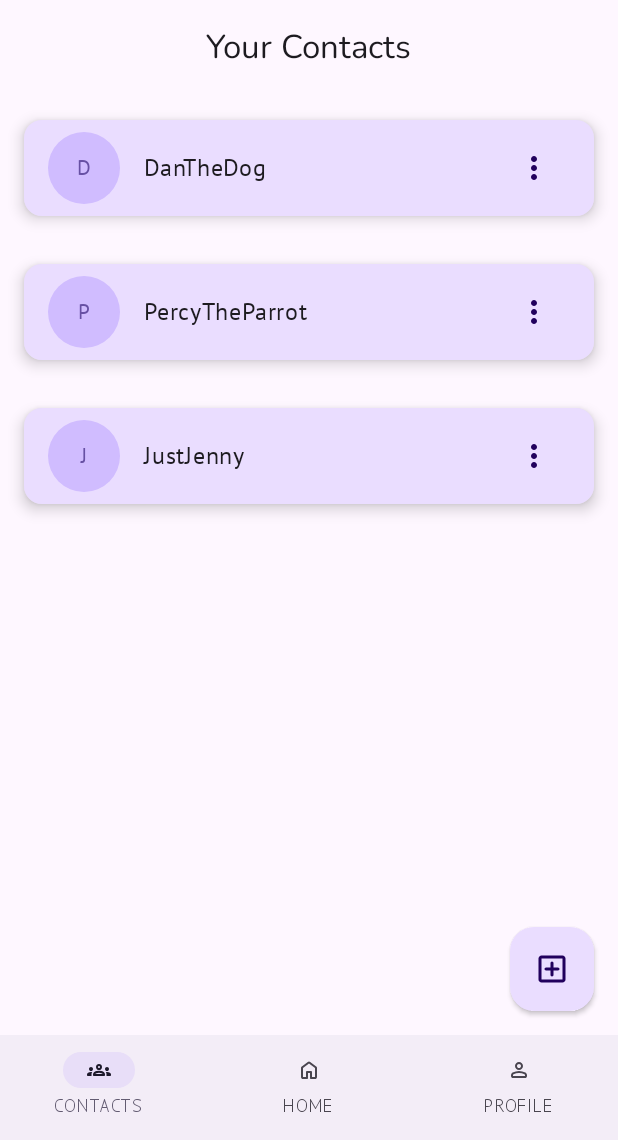
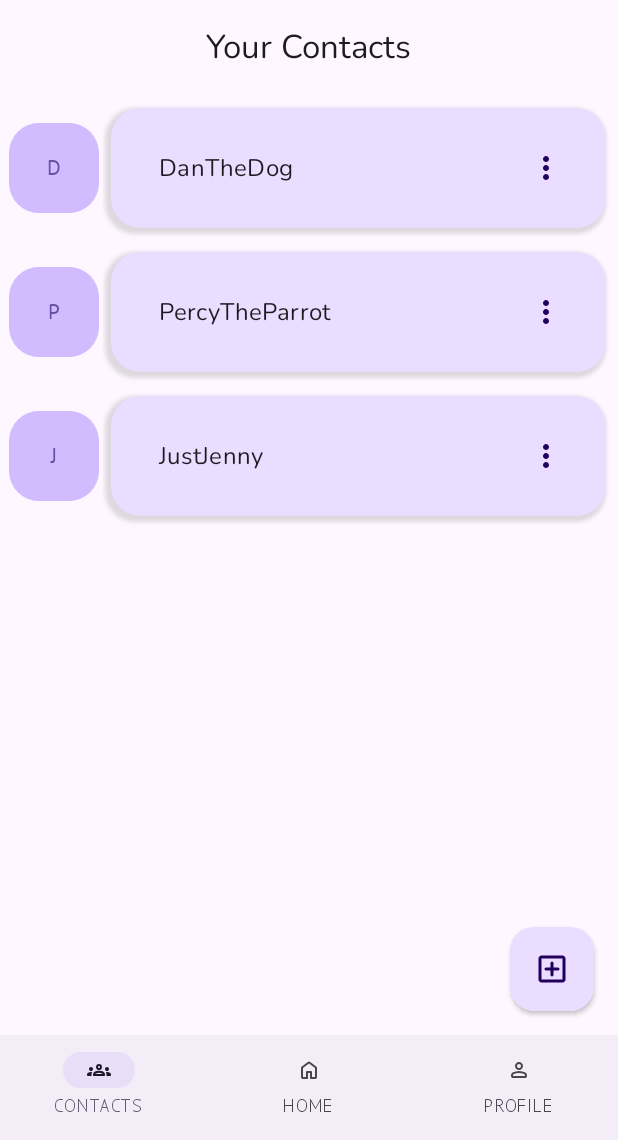
Before and after one commit to AgafiaApple/Stash, an Android app built with Jetpack Compose: the ContactsScreen screen opened through its navigation route, on a phone screen of 412 x 824 dp, the part 96-1236 px from its top. Run offline under Robolectric (Android 15) with nearby library versions, the phone set to English and light mode, and no system bars; our stand-ins replace Room's generated code; Roboto replaces fonts that are not available here.

Commit message:
BUILT AND RAN
1. Successfully added the rounded profile icons to the contacts rows

```diff
--- a/app/src/main/kotlin/com/example/sharingapp/ui/screens/ContactsScreen.kt
+++ b/app/src/main/kotlin/com/example/sharingapp/ui/screens/ContactsScreen.kt
@@ -5,6 +5,7 @@ import androidx.compose.foundation.layout.Box
 import androidx.compose.foundation.layout.Column
 import androidx.compose.foundation.layout.PaddingValues
 import androidx.compose.foundation.layout.Row
+import androidx.compose.foundation.layout.Spacer
 import androidx.compose.foundation.layout.fillMaxHeight
 import androidx.compose.foundation.layout.fillMaxSize
 import androidx.compose.foundation.layout.fillMaxWidth
@@ -49,6 +50,7 @@ import com.example.sharingapp.MenuVertIcon
 import com.example.sharingapp.ui.utils.CircleInitialIcon
 import com.example.sharingapp.ui.utils.ContactOption
 import com.example.sharingapp.ui.utils.Dimens
+import com.example.sharingapp.ui.utils.ExpandableCard
 import com.example.sharingapp.ui.utils.MenuButton
 import com.example.sharingapp.ui.utils.OptionsEnum
 
@@ -62,6 +64,19 @@ fun ContactsScreen(
 
 ) {
     val uiState by viewModel.uiState.collectAsStateWithLifecycle()
+    var expandedContactId by remember {mutableStateOf<Long?>(null)}
+
+    val onToggleContact = {contact : Contact ->
+        // if the contact is clicked when closed, expand it
+        if (contact.id != expandedContactId) {
+            expandedContactId = contact.id
+        }
+        // if the toggled contact is already open, close it
+        else {
+            expandedContactId = null
+        }
+
+    }
 
     // we need this outer box to keep the list and add-icon from overlapping
     Box(
@@ -78,11 +93,53 @@ fun ContactsScreen(
 
                 }
 
-                ContactRow(contact,
-                    onDeleteContact = onDeleteContact,
-                    // clicking the contact can slide out the contact to see more info
-                    onClickContact = {!showClickContact}
-                )
+                // use a row to separate the profile icon from the row
+                Row(
+                    modifier = Modifier.padding(6.dp, 0.dp, 0.dp, 0.dp),
+                    verticalAlignment = Alignment.CenterVertically
+                ) {
+                    // profile icon
+                    CircleInitialIcon(
+                        name = contact.username,
+                        surfaceColor = MaterialTheme.colorScheme.inversePrimary,
+                        textColor = MaterialTheme.colorScheme.primary
+                    )
+
+                   // main UI - the row
+                    ContactRowExpandable(
+                        contact = contact,
+                        onDeleteContact = onDeleteContact,
+                        onClickContact = { onToggleContact(contact) },
+                        isExpanded = (expandedContactId == contact.id)
+                    )
+
+                }
+
+                /*
+                    Row(
+        Modifier.padding(Dimens.Spacing.Medium),
+        verticalAlignment = Alignment.CenterVertically
+    ){
+        // profile icon
+        CircleInitialIcon(
+            name = item.title,
+            surfaceColor = MaterialTheme.colorScheme.inversePrimary,
+            textColor = MaterialTheme.colorScheme.primary
+        )
+
+        // main informational row
+        ExpandableCard(
+            item = item,
+            onToggle = onClick,
+            isExpanded = isExpanded,
+            cardTitle = item.title,
+            cardSubtitle = item.maker,
+            menuOptions = emptyList<OptionsEnum>(),
+            menuOnClickOptions = emptyList<() -> Unit>()
+        )
+    }
+                 */
+
 
                 // inform the user that the "more information" for contact has not been implemented yet
                 if(showClickContact) {
@@ -93,17 +150,17 @@ fun ContactsScreen(
 
         // add-item button at the bottom right of the screen
 
-            // TODO: onClick should navigate the user to the AddItem page
+            // TODO: onClick should navigate the user to the AddContact page
             FloatingActionButton(
                 onClick = {},
                 modifier = Modifier
-                .align(Alignment.BottomEnd)
-                .padding(Dimens.Spacing.Medium),
+                    .align(Alignment.BottomEnd)
+                    .padding(Dimens.Spacing.Medium),
                 elevation = FloatingActionButtonDefaults.elevation(2.dp)
             ) {
                 Icon(
                     imageVector = ComposeIcon.asImageVector(AddBoxIcon()),
-                    contentDescription = "Add item"
+                    contentDescription = "Add contact"
                 )
 
             }
@@ -112,12 +169,73 @@ fun ContactsScreen(
 } // end ContactsScreen
 
 @Composable
+fun ContactRowExpandable(
+    contact : Contact,
+    onClickContact : () -> Unit,
+    // keep the viewModel interaction at the topmost level of the UI
+    onDeleteContact : () -> Unit,
+    isExpanded : Boolean
+) {
+    // only show the option if "show" is true
+    var showEditDialog by remember {mutableStateOf(false)}
+
+    var showDeleteDialog by remember {mutableStateOf(false)}
+
+    // param for the menu composable
+    val options = listOf(
+        OptionsEnum.EDIT,
+        OptionsEnum.DELETE
+    )
+
+    // param for the menu composable
+    // the order of the onClick list must correspond with the options list
+    val onClickOptions = listOf(
+        // dialog for editing a contact is shown
+        {showEditDialog = true},
+        // dialog for deleting a contact is shown
+        {showDeleteDialog = true}
+    )
+
+
+        ExpandableCard(
+            contact,
+            isExpanded = isExpanded,
+            onToggle = onClickContact,
+            cardTitle = contact.username,
+            menuOptions = options,
+            menuOnClickOptions = onClickOptions
+        )
+
+    /* 3. If the user clicked one of the menu options */
+    if (showEditDialog) {
+        val onDismissRequest = {showEditDialog = false}
+        // TODO: replace with a dialog that uses an onEditContact function passed into the row
+        EditNotImplemented(onDismiss = onDismissRequest)
+    }
+
+    if (showDeleteDialog) {
+        val onDismissRequest = {showDeleteDialog = false}
+        DeleteContact(
+            onDismissRequest = onDismissRequest,
+            onConfirmation = {
+                onDeleteContact()
+                showDeleteDialog = false // close dialog box
+            },
+            contact = contact
+        )
+
+    } // end if-statement
+
+
+} // end ContactRowExpandable composable
+
+@Composable
 fun ContactRow(
     contact : Contact,
     onClickContact : () -> Unit,
     // keep the viewModel interaction at the topmost level of the UI -- not coupling
     // ContactRow with the viewModel by making the caller pass in the actions
-    onDeleteContact : () -> Unit
+    onDeleteContact : () -> Unit,
 ) {
 
     // only show the option if "show" is true
@@ -140,7 +258,7 @@ fun ContactRow(
         {showDeleteDialog = true}
     )
 
-    /* 1. THE ITEM UI */
+    /* 1. THE Contact List UI */
     Card(
         modifier = Modifier.padding(Dimens.Spacing.Medium),
         onClick = onClickContact,
@@ -216,7 +334,7 @@ fun DeleteContact(contact : Contact, onDismissRequest : () -> Unit, onConfirmati
         // the user does NOT delete the contact
         dismissButton = {
             // Add a cancel button so the user isn't stuck
-            androidx.compose.material3.TextButton(onClick = onDismissRequest) {
+            TextButton(onClick = onDismissRequest) {
                 Text("Cancel")
             }
         }
--- a/app/src/main/kotlin/com/example/sharingapp/ui/screens/ItemsScreen.kt
+++ b/app/src/main/kotlin/com/example/sharingapp/ui/screens/ItemsScreen.kt
@@ -1,16 +1,20 @@
 package com.example.sharingapp.ui.screens
 
 import androidx.compose.foundation.clickable
+import androidx.compose.foundation.layout.Box
 import androidx.compose.foundation.layout.Column
 import androidx.compose.foundation.layout.PaddingValues
 import androidx.compose.foundation.layout.Row
 import androidx.compose.foundation.layout.Spacer
+import androidx.compose.foundation.layout.fillMaxSize
 import androidx.compose.foundation.layout.padding
 import androidx.compose.foundation.layout.width
 import androidx.compose.foundation.lazy.LazyColumn
 import androidx.compose.foundation.lazy.items
 import androidx.compose.material3.CenterAlignedTopAppBar
 import androidx.compose.material3.ExperimentalMaterial3Api
+import androidx.compose.material3.FloatingActionButton
+import androidx.compose.material3.FloatingActionButtonDefaults
 import androidx.compose.material3.Icon
 import androidx.compose.material3.IconButton
 import androidx.compose.material3.MaterialTheme
@@ -26,12 +30,14 @@ import androidx.compose.ui.Alignment
 import androidx.compose.ui.Modifier
 import androidx.compose.ui.unit.dp
 import androidx.lifecycle.compose.collectAsStateWithLifecycle
+import com.example.sharingapp.AddBoxIcon
 import com.example.sharingapp.ComposeIcon
 import com.example.sharingapp.ContactsIcon
 import com.example.sharingapp.model.Item
+import com.example.sharingapp.ui.utils.Dimens
 import com.example.sharingapp.ui.utils.Dimens.Spacing
 import com.example.sharingapp.ui.utils.ExpandableCard
-
+import com.example.sharingapp.ui.utils.OptionsEnum
 
 
 @OptIn(ExperimentalMaterial3Api::class)
@@ -54,60 +60,56 @@ fun ItemsScreen(
             expandedItemId = null
         }
     }
-    // passing down innerPadding to ensure the app does not draw behind the the status bar and navigation
-    //   bar of the device's interface, ensuring the list starts and ends within the range of visibility
-    LazyColumn(contentPadding = innerPadding) {
-        items(uiState.items, key = { item -> item.id }) { item ->
-            // TODO: add to item row code here
-            val isExpanded =
-            ItemRow(item = item, onClick = { onToggle(item)}, isExpanded = (expandedItemId == item.id))
+
+    // wrapping content in a box so we can add a button to the bottom right
+    Box(
+        Modifier.fillMaxSize()
+    ){
+        // passing down innerPadding to ensure the app does not draw behind the the status bar and navigation
+        LazyColumn(contentPadding = innerPadding) {
+            items(uiState.items, key = { item -> item.id }) { item ->
+                // TODO: add to item row code here
+                val isExpanded =
+                    ItemRow(
+                        item = item,
+                        onClick = { onToggle(item) },
+                        isExpanded = (expandedItemId == item.id)
+                    )
             }
         }
+
+        // TODO: onClick should navigate the user to the AddItem page
+        FloatingActionButton(
+            onClick = {},
+            modifier = Modifier
+                .align(Alignment.BottomEnd)
+                .padding(Dimens.Spacing.Medium),
+            elevation = FloatingActionButtonDefaults.elevation(2.dp)
+        ) {
+            Icon(
+                imageVector = ComposeIcon.asImageVector(AddBoxIcon()),
+                contentDescription = "Add item"
+            )
+
+        }
+
+
+    } // end Box wrapper
 
 } // end ItemsScreen
 
 @Composable
 fun ItemRow(item : Item, onClick: () -> Unit, modifier: Modifier = Modifier, isExpanded : Boolean) {
+
+
     ExpandableCard(
         item = item,
         onToggle = onClick,
         isExpanded = isExpanded,
         cardTitle = item.title,
-        cardSubtitle = item.maker
+        cardSubtitle = item.maker,
+        menuOptions = emptyList<OptionsEnum>(),
+        menuOnClickOptions = emptyList<() -> Unit>()
     )
 
-
-//        Row(
-//            modifier = Modifier.padding(vertical = Spacing.Medium),  // TODO: complete later
-//            verticalAlignment = Alignment.CenterVertically
-//        ) {
-//            // TODO: include icon or photo here
-//                /*
-//                 * Pseudo-code for icon/photo display
-//                 *      if (item has image):
-//                 *          use the image uploaded by the user
-//                 *      else:
-//                 *          use a default icon
-//                 */
-//
-//            Spacer(Modifier.width(Spacing.Medium))
-//
-//            // text content
-//            Column(modifier = Modifier.weight(1f)) {
-//                Text(
-//                    text = item.title,
-//                    style = MaterialTheme.typography.titleMedium
-//                )
-//
-//                Text(
-//                    text = item.status.name,
-//                    style = MaterialTheme.typography.bodyMedium,
-//                    color = MaterialTheme.colorScheme.onSurface.copy(alpha = .6f)
-//                )
-//            } // end inner column
-//
-//        } // end Row
-
-
-
-    } // end ItemRow fn
+} // end ItemRow fun
--- a/app/src/main/kotlin/com/example/sharingapp/ui/utils/CircleIconText.kt
+++ b/app/src/main/kotlin/com/example/sharingapp/ui/utils/CircleIconText.kt
@@ -4,6 +4,7 @@ import androidx.compose.foundation.background
 import androidx.compose.foundation.layout.Box
 import androidx.compose.foundation.layout.size
 import androidx.compose.foundation.shape.CircleShape
+import androidx.compose.foundation.shape.RoundedCornerShape
 import androidx.compose.material3.MaterialTheme
 import androidx.compose.material3.Text
 import androidx.compose.runtime.Composable
@@ -18,7 +19,7 @@ import androidx.compose.ui.text.TextStyle
 @Composable
 fun CircleInitialIcon(name : String,
                       modifier: Modifier = Modifier,
-                      size : Dp = 48.dp,
+                      size : Dp = 60.dp,
                       surfaceColor : Color = MaterialTheme.colorScheme.primaryContainer,
                       textColor : Color = MaterialTheme.colorScheme.onPrimaryContainer,
                       textStyle : TextStyle = MaterialTheme.typography.labelLarge
@@ -29,7 +30,7 @@ fun CircleInitialIcon(name : String,
         modifier = modifier
             .size(size)
             // clip the box to a circular shape
-            .clip(CircleShape)
+            .clip(RoundedCornerShape(Dimens.Card.roundedCorner))
             .background(surfaceColor),
     ) {
         Text(
--- a/app/src/main/kotlin/com/example/sharingapp/ui/utils/Expandable.kt
+++ b/app/src/main/kotlin/com/example/sharingapp/ui/utils/Expandable.kt
@@ -20,6 +20,7 @@ import androidx.compose.foundation.layout.size
 import androidx.compose.foundation.layout.width
 import androidx.compose.foundation.shape.RoundedCornerShape
 import androidx.compose.material3.Icon
+import androidx.compose.material3.IconButton
 import androidx.compose.material3.MaterialTheme
 import androidx.compose.material3.Text
 import androidx.compose.ui.Alignment
@@ -42,7 +43,9 @@ fun <T>ExpandableCard(
     onToggle: () -> Unit,
     cardTitle : String,
     cardSubtitle : String? = null,
-    cardDescription : String? = null
+    cardDescription : String? = null,
+    menuOptions : List<OptionsEnum>,
+    menuOnClickOptions : List<() -> Unit>
 
     ){
 
@@ -95,12 +98,8 @@ fun <T>ExpandableCard(
             Spacer(Modifier.weight(1f)) // fill remaining space -- is this a good idea?
 
             // vertical menu icon
-            Icon(
-                // TODO: make this button always visible in top-right
-                imageVector = ComposeIcon.asImageVector(MenuVertIcon()),
-                contentDescription = "More",
-                // TODO: add `onClick` for the menu functionality
-            )
+            MenuButton(menuOptions, menuOnClickOptions)
+
         } // end Row block
 
         // DROP DOWN MENU
```
